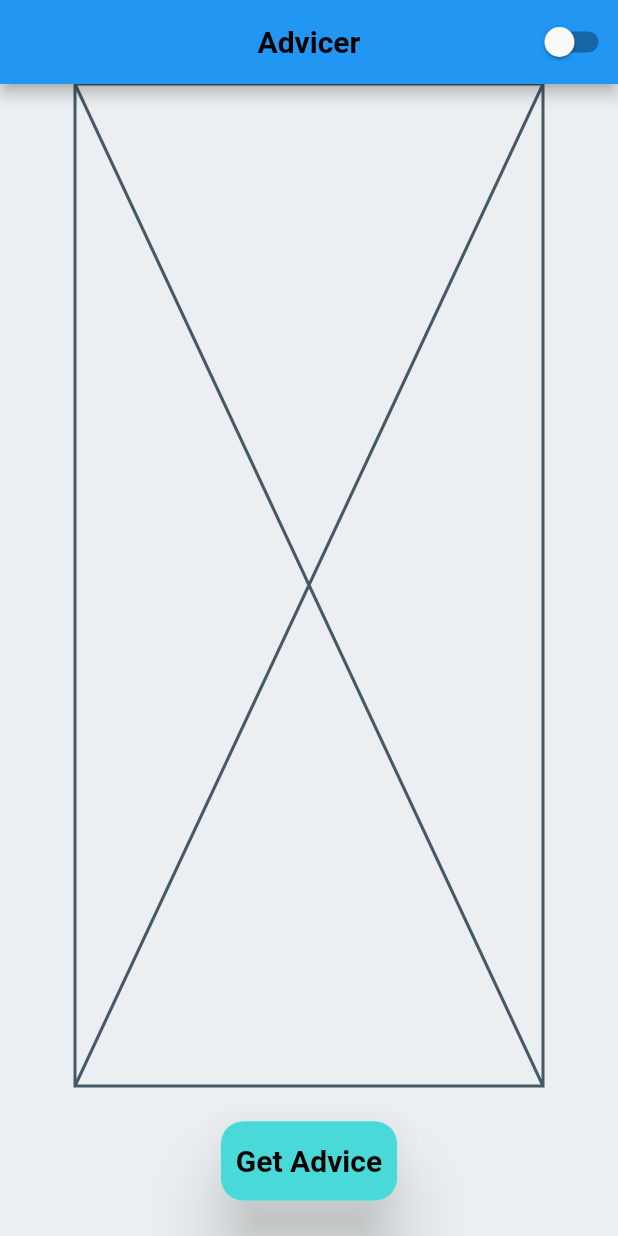
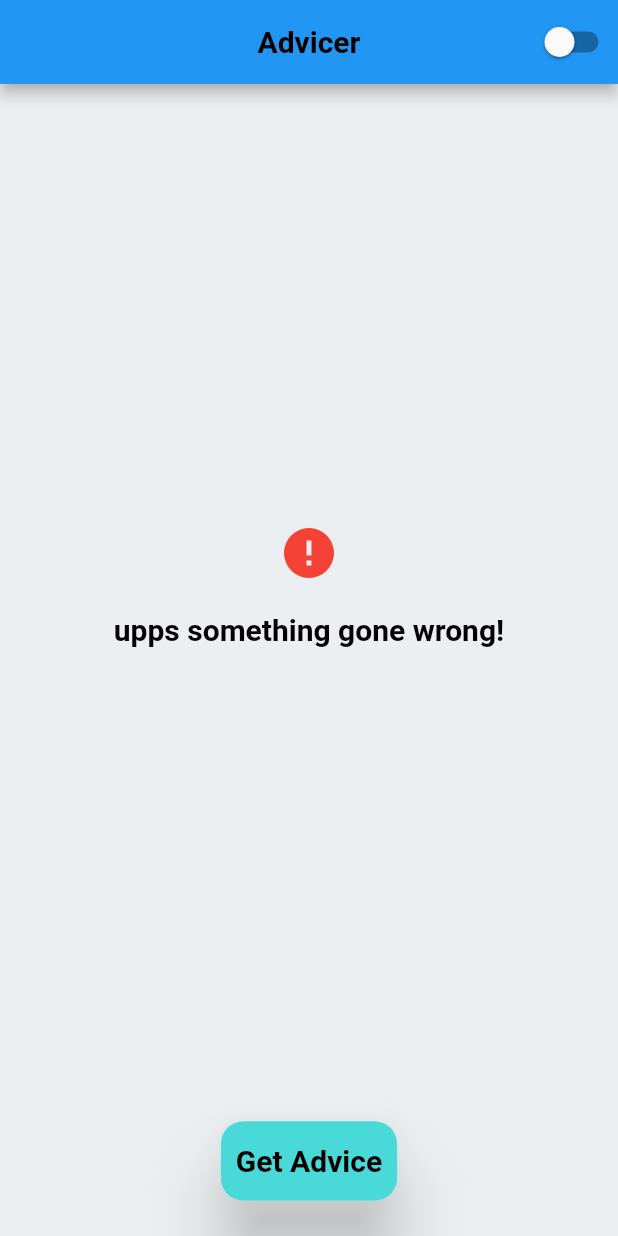
Before and after one commit to gmoral75/advicer, a Flutter app: the screen it shows after launch, on a phone screen of 412 x 824 dp. Run offline on Flutter 3.47's test engine with Material 2 defaults, Android fonts, the phone set to English and light mode, and no system bars; Roboto replaces fonts that are missing (Rubik).

Commit message:
Add some custom widgets

```diff
--- a/lib/2_aplication/pages/advice/advice_page.dart
+++ b/lib/2_aplication/pages/advice/advice_page.dart
@@ -1,6 +1,8 @@
 
 import 'package:advicer/2_aplication/core/services/theme_service.dart';
+import 'package:advicer/2_aplication/pages/advice/widgets/advice_field.dart';
 import 'package:advicer/2_aplication/pages/advice/widgets/custom_button.dart';
+import 'package:advicer/2_aplication/pages/advice/widgets/error_message.dart';
 import 'package:flutter/material.dart';
 import 'package:provider/provider.dart';
 
@@ -25,14 +27,23 @@ class AdvicePage extends StatelessWidget {
       body: Padding(
         padding: const EdgeInsets.symmetric(horizontal: 50),
         child: Column(
-          children: const [
-            Expanded(child: Placeholder()),
-            SizedBox(
+          children: [
+            Expanded(
+              child: Center(
+            child: ErrorMessage(message: 'upps something gone wrong!'),
+             //child: AdviceField(advice: 'Example advice')
+              /*CircularProgressIndicator(
+                color: themeData.colorScheme.secondary,)*/
+              /*Text(
+                'Your Advice is waiting for you',
+                style: themeData.textTheme.headline1,
+                ),*/
+              )),
+              const SizedBox(
               height: 100,
               child: Center(child: Custombutton()))
           ],
         ),
-        )
-    );
+        ));
   }
 }
--- /dev/null
+++ b/lib/2_aplication/pages/advice/widgets/error_message.dart
@@ -0,0 +1,20 @@
+import 'package:flutter/material.dart';
+
+class ErrorMessage extends StatelessWidget {
+  final String message;
+  const ErrorMessage({super.key, required this.message});
+
+  @override
+  Widget build(BuildContext context) {
+    final themeData = Theme.of(context);
+
+    return Column(
+      mainAxisAlignment: MainAxisAlignment.center,
+      children: [
+        const Icon(Icons.error, size: 40, color: Colors.red),
+        const SizedBox(height: 20,),
+        Text(message, style: themeData.textTheme.headline1, textAlign: TextAlign.center,)
+      ],
+    );
+  }
+}
```
Also changed, not shown: lib/2_aplication/pages/advice/widgets/advice_field.dart (added, +27 -0 lines).
